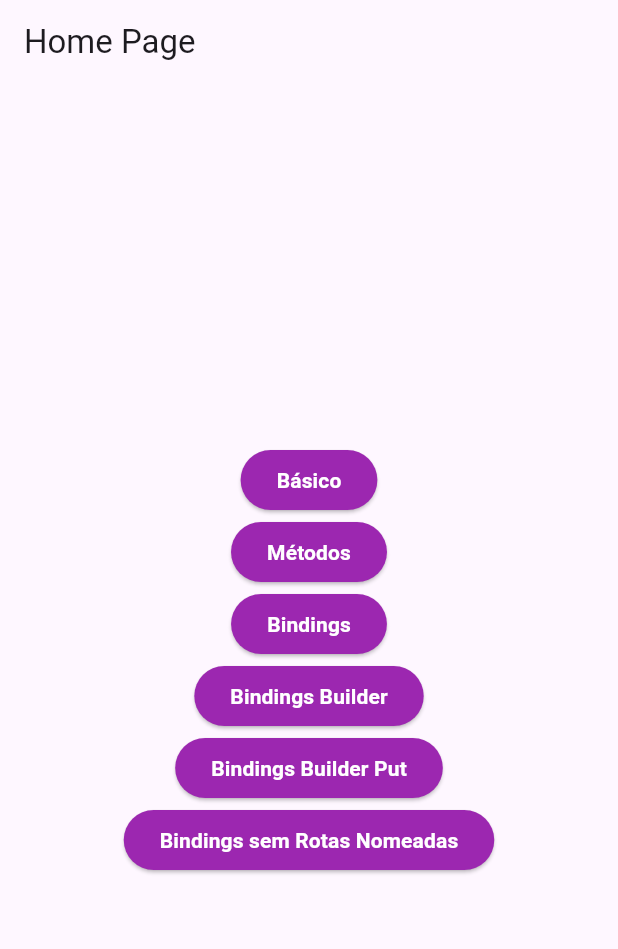
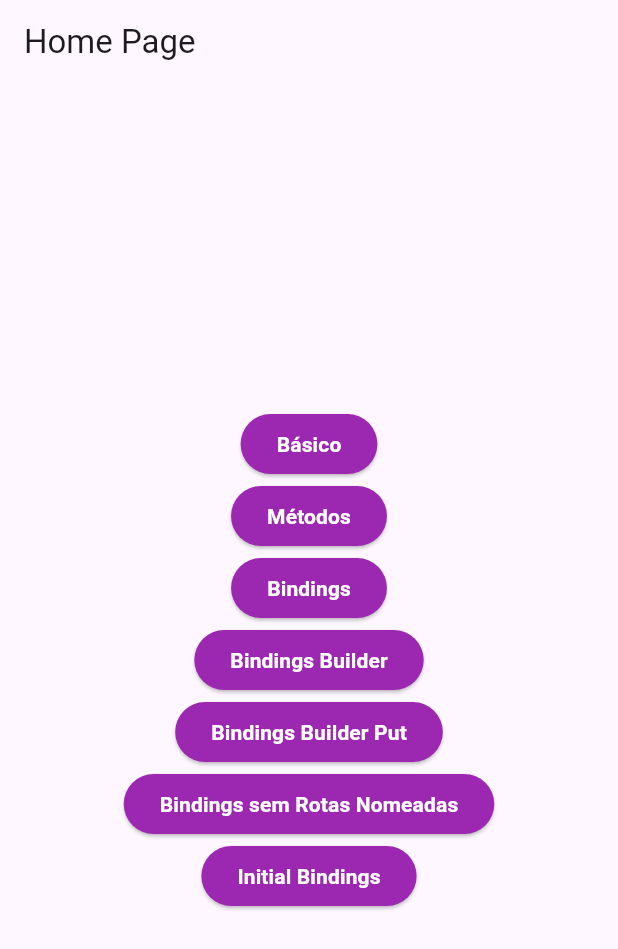
Before and after one commit to victorapc/get_dependencias, a Flutter app: the screen it shows after launch, on a phone screen of 412 x 824 dp. Shown: the top 949 px of the screen. Run offline on Flutter 3.47's test engine with Material 2 defaults, Android fonts, the phone set to English and light mode, and no system bars; our stand-ins replace get, shared_preferences.

Commit message:
Get dependência usando initial bindings.

```diff
--- a/lib/main.dart
+++ b/lib/main.dart
@@ -5,6 +5,8 @@ import 'package:get_dependencias/pages/bindings/bindings_example.dart';
 import 'package:get_dependencias/pages/bindings/home_bindings_page.dart';
 import 'package:get_dependencias/pages/bindings/middleware_binding.dart';
 import 'package:get_dependencias/pages/home_page.dart';
+import 'package:get_dependencias/pages/initial_binding/initial_binding.dart';
+import 'package:get_dependencias/pages/initial_binding/initial_binding_page.dart';
 import 'package:get_dependencias/pages/metodos/create/create_home_page.dart';
 import 'package:get_dependencias/pages/metodos/delete_update/update_home_page.dart';
 import 'package:get_dependencias/pages/metodos/lazyPut/lazy_put_page.dart';
@@ -25,6 +27,7 @@ class MyApp extends StatelessWidget {
   @override
   Widget build(BuildContext context) {
     return GetMaterialApp(
+      initialBinding: InitialBinding(),
       title: 'Get Dependencia',
       theme: ThemeData(
         colorScheme: ColorScheme.fromSeed(seedColor: Colors.deepPurple),
@@ -92,6 +95,10 @@ class MyApp extends StatelessWidget {
           ),
           page: () => const HomeBindingsPage(),
         ),
+        GetPage(
+          name: '/initial_binding',
+          page: () => const InitialBindingPage(),
+        ),
       ],
     );
   }
--- a/lib/pages/home_page.dart
+++ b/lib/pages/home_page.dart
@@ -55,6 +55,12 @@ class HomePage extends StatelessWidget {
               },
               text: 'Bindings sem Rotas Nomeadas',
             ),
+            ElevatedButtonCustom(
+              onPressed: () {
+                Get.toNamed('/initial_binding');
+              },
+              text: 'Initial Bindings',
+            ),
           ],
         ),
       ),
--- /dev/null
+++ b/lib/pages/initial_binding/auth_model.dart
@@ -0,0 +1,10 @@
+class AuthModel {
+  String name;
+  String email;
+  String curso;
+  AuthModel({
+    required this.name,
+    required this.email,
+    required this.curso,
+  });
+}
```
Also changed, not shown: lib/pages/initial_binding/initial_binding.dart (added, +16 -0 lines), lib/pages/initial_binding/initial_binding_page.dart (added, +26 -0 lines).
